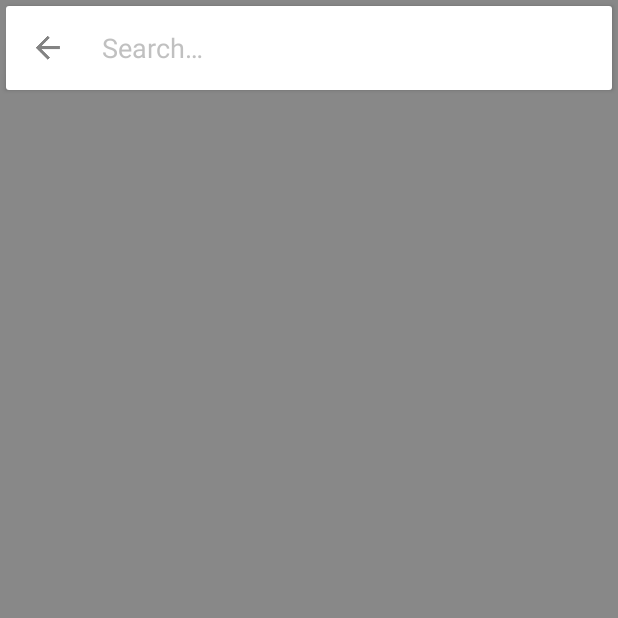
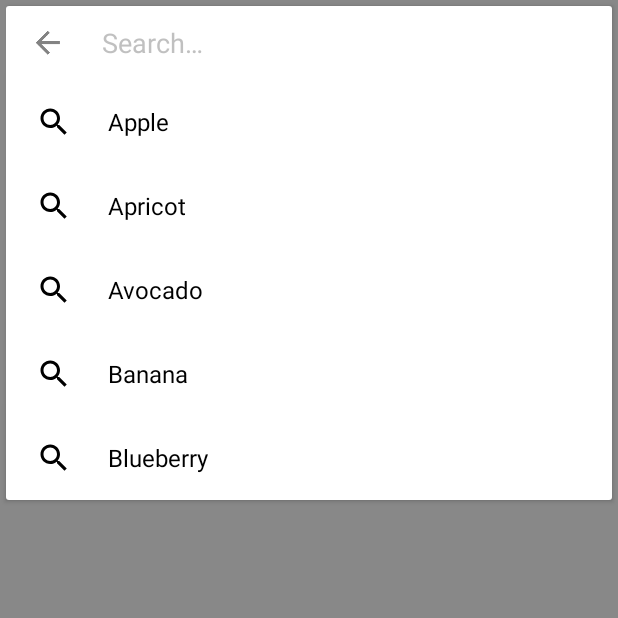
Before and after one commit to jintoga/Material-SearchView-Demo, an Android app: the screen it shows after launch (MainActivity), after a tap on "UP navigation button", on a phone screen of 412 x 824 dp, the top half of it. Run offline under Robolectric (Android 15) with nearby library versions, the phone set to English and light mode, and no system bars; our stand-ins replace ButterKnife; 1 other tap on this screen came first.

Commit message:
- added suggestion list - next: work on dropdown animation of suggestion list

```diff
--- a/app/src/main/java/com/dat/floatingsearchviewdemo/MySearchView.java
+++ b/app/src/main/java/com/dat/floatingsearchviewdemo/MySearchView.java
@@ -5,6 +5,8 @@ import android.animation.AnimatorListenerAdapter;
 import android.content.Context;
 import android.os.Build;
 import android.support.v7.widget.CardView;
+import android.support.v7.widget.LinearLayoutManager;
+import android.support.v7.widget.RecyclerView;
 import android.text.Editable;
 import android.text.TextUtils;
 import android.text.TextWatcher;
@@ -14,6 +16,7 @@ import android.view.View;
 import android.widget.EditText;
 import android.widget.FrameLayout;
 import android.widget.ImageButton;
+import java.util.Arrays;
 
 /**
  * Created by DAT on 13-Jun-16.
@@ -26,6 +29,9 @@ public class MySearchView extends FrameLayout {
     private CardView searchBar;
     private ImageButton back;
     private ImageButton clear;
+    private View backgroundView;
+    private RecyclerView suggestions;
+    private SuggestionsAdapter suggestionsAdapter;
 
     private SearchViewListener searchViewListener;
 
@@ -49,7 +55,13 @@ public class MySearchView extends FrameLayout {
         back = (ImageButton) findViewById(R.id.action_back);
         searchEditText = (EditText) findViewById(R.id.et_search);
         clear = (ImageButton) findViewById(R.id.action_clear);
-
+        backgroundView = findViewById(R.id.transparent_view);
+        suggestions = (RecyclerView) findViewById(R.id.suggestion_list);
+        suggestions.setLayoutManager(new LinearLayoutManager(suggestions.getContext()));
+        suggestionsAdapter = new SuggestionsAdapter(getContext(),
+            Arrays.asList(getResources().getStringArray(R.array.suggestions)));
+        suggestions.setAdapter(suggestionsAdapter);
+        suggestions.setHasFixedSize(true);
         setEvents();
     }
 
@@ -64,6 +76,12 @@ public class MySearchView extends FrameLayout {
             @Override
             public void onClick(View v) {
                 searchEditText.setText("");
+            }
+        });
+        backgroundView.setOnClickListener(new OnClickListener() {
+            @Override
+            public void onClick(View v) {
+                closeSearch();
             }
         });
     }
--- /dev/null
+++ b/app/src/main/java/com/dat/floatingsearchviewdemo/SuggestionsAdapter.java
@@ -0,0 +1,77 @@
+package com.dat.floatingsearchviewdemo;
+
+import android.content.Context;
+import android.support.v7.widget.RecyclerView;
+import android.util.Log;
+import android.util.TypedValue;
+import android.view.LayoutInflater;
+import android.view.View;
+import android.view.ViewGroup;
+import android.widget.TextView;
+import java.util.List;
+
+/**
+ * Created by Nguyen on 6/14/2016.
+ */
+public class SuggestionsAdapter extends RecyclerView.Adapter<SuggestionsAdapter.ViewHolder> {
+
+    private final TypedValue mTypedValue = new TypedValue();
+    private int mBackground;
+    private List<String> mValues;
+
+    public static class ViewHolder extends RecyclerView.ViewHolder {
+        public final View mView;
+        public final TextView mTextView;
+
+        public ViewHolder(View view) {
+            super(view);
+            mView = view;
+            mTextView = (TextView) view.findViewById(R.id.suggestion);
+        }
+    }
+
+    public String getValueAt(int position) {
+        return mValues.get(position);
+    }
+
+    public SuggestionsAdapter(Context context, List<String> items) {
+        context.getTheme().resolveAttribute(R.attr.selectableItemBackground, mTypedValue, true);
+        mBackground = mTypedValue.resourceId;
+        mValues = items;
+    }
+
+    @Override
+    public ViewHolder onCreateViewHolder(ViewGroup parent, int viewType) {
+        View view = LayoutInflater.from(parent.getContext())
+            .inflate(R.layout.suggestion_item, parent, false);
+        view.setBackgroundResource(mBackground);
+        return new ViewHolder(view);
+    }
+
+    @Override
+    public void onBindViewHolder(final ViewHolder holder, final int position) {
+        holder.mTextView.setText(mValues.get(position));
+
+        holder.mView.setOnClickListener(new View.OnClickListener() {
+            @Override
+            public void onClick(View v) {
+                Log.d("Clicked", getValueAt(position));
+            }
+        });
+    }
+
+    public void setData(List<String> data) {
+        mValues.clear();
+        mValues.addAll(data);
+        notifyDataSetChanged();
+    }
+
+    public List<String> getmValues() {
+        return mValues;
+    }
+
+    @Override
+    public int getItemCount() {
+        return 5;
+    }
+}
--- a/app/src/main/res/layout/sample_search_view.xml
+++ b/app/src/main/res/layout/sample_search_view.xml
@@ -60,11 +60,12 @@
                 android:visibility="gone" />
         </LinearLayout>
 
-        <ListView
+        <android.support.v7.widget.RecyclerView
             android:id="@+id/suggestion_list"
             android:layout_width="match_parent"
             android:layout_height="wrap_content"
             android:divider="@null"
-            android:dividerHeight="0dp" />
+            android:dividerHeight="0dp"
+            android:scrollbars="vertical" />
     </LinearLayout>
 </android.support.design.widget.CoordinatorLayout>
--- a/app/src/main/res/layout/search_view.xml
+++ b/app/src/main/res/layout/search_view.xml
@@ -17,17 +17,22 @@
         android:id="@+id/search_bar"
         android:layout_width="match_parent"
         android:layout_height="wrap_content"
-        android:layout_marginBottom="2dp"
-        android:layout_marginLeft="4dp"
-        android:layout_marginRight="4dp"
-        android:layout_marginTop="4dp"
+        android:layout_margin="4dp"
+        android:animateLayoutChanges="true"
         app:cardBackgroundColor="@color/white">
+
 
         <LinearLayout
             android:layout_width="match_parent"
-            android:layout_height="?attr/actionBarSize"
+            android:layout_height="wrap_content"
+            android:orientation="vertical">
+
+            <LinearLayout
+                android:layout_width="match_parent"
+                android:layout_height="49dp"
                 android:layout_gravity="center"
                 android:orientation="horizontal">
+
 
                 <ImageButton
                     android:id="@+id/action_back"
@@ -67,5 +72,16 @@
                     android:visibility="gone"
                     tools:visibility="visible" />
             </LinearLayout>
+
+
+            <android.support.v7.widget.RecyclerView
+                android:id="@+id/suggestion_list"
+                android:layout_width="match_parent"
+                android:layout_height="wrap_content"
+                android:divider="@null"
+                android:dividerHeight="0dp" />
+        </LinearLayout>
+
+
     </android.support.v7.widget.CardView>
 </FrameLayout>
--- /dev/null
+++ b/app/src/main/res/layout/suggestion_item.xml
@@ -0,0 +1,30 @@
+<?xml version="1.0" encoding="utf-8"?>
+<LinearLayout xmlns:android="http://schemas.android.com/apk/res/android"
+    android:layout_width="match_parent"
+    android:layout_height="?attr/actionBarSize"
+    android:background="?attr/selectableItemBackground"
+    android:orientation="horizontal"
+    android:padding="16dp"
+    android:theme="@style/ThemeOverlay.AppCompat.Light">
+
+
+    <ImageView
+        android:id="@+id/iv_icon"
+        android:layout_width="24dp"
+        android:layout_height="24dp"
+        android:layout_gravity="center"
+        android:layout_marginLeft="4dp"
+        android:src="@drawable/ic_search"
+        android:tint="@color/black" />
+
+
+    <TextView
+        android:id="@+id/suggestion"
+        android:layout_width="match_parent"
+        android:layout_height="wrap_content"
+        android:layout_gravity="center"
+        android:layout_marginLeft="24dp"
+        android:textAppearance="?attr/textAppearanceListItem"
+        android:textColor="@color/black" />
+
+</LinearLayout>
--- a/app/src/main/res/values/strings.xml
+++ b/app/src/main/res/values/strings.xml
@@ -5,4 +5,20 @@
     <string name="search_hint">Search&#8230;</string>
     <string name="cd_up_button">UP navigation button</string>
     <string name="cd_clear_button">Clear field</string>
+    <string-array name="suggestions">
+        <item>Apple</item>
+        <item>Apricot</item>
+        <item>Avocado</item>
+        <item>Banana</item>
+        <item>Blueberry</item>
+        <item>Blackberry</item>
+        <item>Carrot</item>
+        <item>Cherry</item>
+        <item>Orange</item>
+        <item>Potato</item>
+        <item>Peach</item>
+        <item>Passion fruit</item>
+        <item>Pear</item>
+        <item>Strawberry</item>
+    </string-array>
 </resources>
```
Lines whose indentation alone changed are shown as unchanged.
